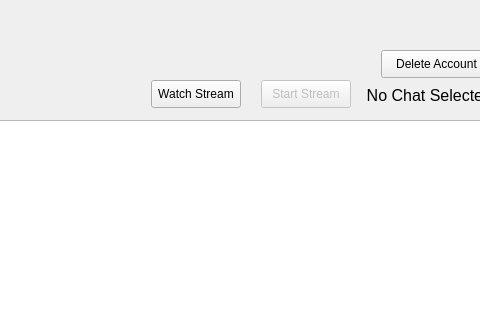
This is Client/chat_gui.ui in ClassVoid/encrypted-chat-client as Qt 5 draws it before an edit; both pictures show x 509 to 989 and y 0 to 320 of the 1160 by 825 pixel window. The edited form follows.
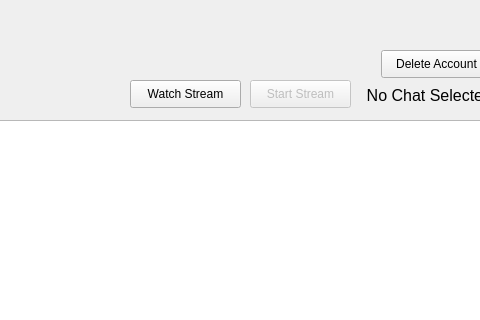
This is the edited form.

```diff
--- a/Client/chat_gui.ui
+++ b/Client/chat_gui.ui
@@ -266,9 +266,9 @@
       </property>
       <property name="geometry">
        <rect>
-        <x>780</x>
+        <x>769</x>
         <y>80</y>
-        <width>90</width>
+        <width>101</width>
         <height>28</height>
        </rect>
       </property>
@@ -279,9 +279,9 @@
      <widget class="QPushButton" name="pushButton_4">
       <property name="geometry">
        <rect>
-        <x>670</x>
+        <x>649</x>
         <y>80</y>
-        <width>90</width>
+        <width>111</width>
         <height>28</height>
        </rect>
       </property>
```
